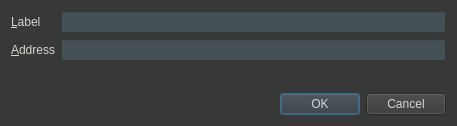
NewCapital/TWINS-Core, file src/qt/forms/editaddressdialog.ui: the form before one commit.
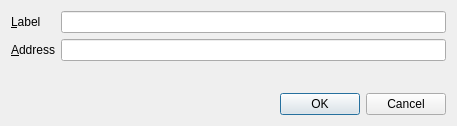
The form after the commit. Custom widgets are drawn as their Qt base class.

The edit to the form file:
```diff
--- a/src/qt/forms/editaddressdialog.ui
+++ b/src/qt/forms/editaddressdialog.ui
@@ -13,10 +13,6 @@
   <property name="windowTitle">
    <string>Edit Address</string>
   </property>
-  <property name="styleSheet">
-   <string notr="true">background-color:rgb(56, 56, 56);
-color:rgb(211, 215, 207);</string>
-  </property>
   <layout class="QVBoxLayout" name="verticalLayout">
    <item>
     <layout class="QFormLayout" name="formLayout">
@@ -38,10 +34,6 @@
        <property name="toolTip">
         <string>The label associated with this address list entry</string>
        </property>
-       <property name="styleSheet">
-        <string notr="true">background-color:rgb(70, 81, 86);
-color:rgb(211, 215, 207);</string>
-       </property>
       </widget>
      </item>
      <item row="1" column="0">
@@ -59,10 +51,6 @@
        <property name="toolTip">
         <string>The address associated with this address list entry. This can only be modified for sending addresses.</string>
        </property>
-       <property name="styleSheet">
-        <string notr="true">background-color:rgb(70, 81, 86);
-color:rgb(211, 215, 207);</string>
-       </property>
       </widget>
      </item>
     </layout>
```
